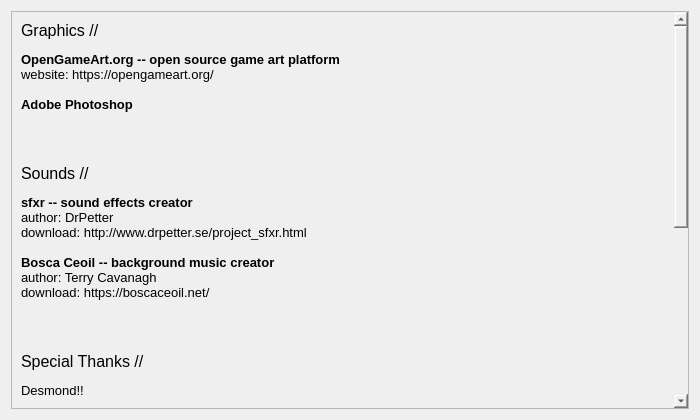
Above: credits/credits_view.ui from 54D/PacSnake before the change. Below: the same form after it.
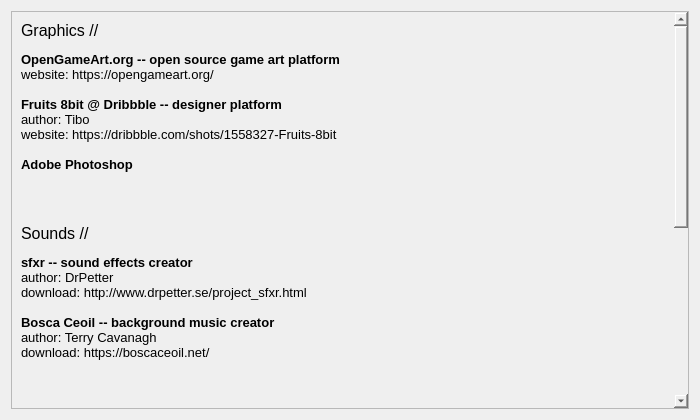
That is the form after the change.

Diff of the .ui file:
```diff
--- a/credits/credits_view.ui
+++ b/credits/credits_view.ui
@@ -32,7 +32,7 @@
       <property name="geometry">
        <rect>
         <x>0</x>
-        <y>0</y>
+        <y>-12</y>
         <width>666</width>
         <height>718</height>
        </rect>
@@ -58,7 +58,7 @@
           </font>
          </property>
          <property name="text">
-          <string>&lt;html&gt;&lt;head/&gt;&lt;body&gt;&lt;p&gt;&lt;span style=&quot; font-size:12pt;&quot;&gt;Graphics //&lt;/span&gt;&lt;/p&gt;&lt;p&gt;&lt;span style=&quot; font-size:10pt; font-weight:600;&quot;&gt;OpenGameArt.org -- open source game art platform&lt;br/&gt;&lt;/span&gt;&lt;span style=&quot; font-size:10pt;&quot;&gt;website: https://opengameart.org/&lt;br/&gt;&lt;br/&gt;&lt;/span&gt;&lt;span style=&quot; font-size:10pt; font-weight:600;&quot;&gt;Adobe Photoshop&lt;/span&gt;&lt;/p&gt;&lt;p&gt;&lt;br/&gt;&lt;/p&gt;&lt;p&gt;&lt;span style=&quot; font-size:12pt;&quot;&gt;Sounds //&lt;/span&gt;&lt;/p&gt;&lt;p&gt;&lt;span style=&quot; font-size:10pt; font-weight:600;&quot;&gt;sfxr -- sound effects creator&lt;br/&gt;&lt;/span&gt;&lt;span style=&quot; font-size:10pt;&quot;&gt;author: DrPetter&lt;br/&gt;download: http://www.drpetter.se/project_sfxr.html&lt;br/&gt;&lt;br/&gt;&lt;/span&gt;&lt;span style=&quot; font-size:10pt; font-weight:600;&quot;&gt;Bosca Ceoil -- background music creator&lt;br/&gt;&lt;/span&gt;&lt;span style=&quot; font-size:10pt;&quot;&gt;author: Terry Cavanagh&lt;br/&gt;download: https://boscaceoil.net/&lt;/span&gt;&lt;/p&gt;&lt;p&gt;&lt;br/&gt;&lt;/p&gt;&lt;p&gt;&lt;span style=&quot; font-size:12pt;&quot;&gt;Special Thanks //&lt;/span&gt;&lt;/p&gt;&lt;p&gt;&lt;span style=&quot; font-size:10pt;&quot;&gt;Desmond!!&lt;/span&gt;&lt;/p&gt;&lt;hr&gt;&lt;p&gt;&lt;span style=&quot; font-size:10pt;&quot;&gt;PacSnake (c) 2020. All rights reserved.&lt;/span&gt;&lt;/p&gt;&lt;/body&gt;&lt;/html&gt;</string>
+          <string>&lt;html&gt;&lt;head/&gt;&lt;body&gt;&lt;p&gt;&lt;span style=&quot; font-size:12pt;&quot;&gt;Graphics //&lt;/span&gt;&lt;/p&gt;&lt;p&gt;&lt;span style=&quot; font-size:10pt; font-weight:600;&quot;&gt;OpenGameArt.org -- open source game art platform&lt;br/&gt;&lt;/span&gt;&lt;span style=&quot; font-size:10pt;&quot;&gt;website: https://opengameart.org/&lt;br/&gt;&lt;br/&gt;&lt;/span&gt;&lt;span style=&quot; font-size:10pt; font-weight:600;&quot;&gt;Fruits 8bit @ Dribbble -- designer platform&lt;/span&gt;&lt;span style=&quot; font-size:10pt;&quot;&gt;&lt;br/&gt;author: Tibo&lt;br/&gt;website: https://dribbble.com/shots/1558327-Fruits-8bit&lt;br/&gt;&lt;br/&gt;&lt;/span&gt;&lt;span style=&quot; font-size:10pt; font-weight:600;&quot;&gt;Adobe Photoshop&lt;/span&gt;&lt;/p&gt;&lt;p&gt;&lt;br/&gt;&lt;/p&gt;&lt;p&gt;&lt;span style=&quot; font-size:12pt;&quot;&gt;Sounds //&lt;/span&gt;&lt;/p&gt;&lt;p&gt;&lt;span style=&quot; font-size:10pt; font-weight:600;&quot;&gt;sfxr -- sound effects creator&lt;br/&gt;&lt;/span&gt;&lt;span style=&quot; font-size:10pt;&quot;&gt;author: DrPetter&lt;br/&gt;download: http://www.drpetter.se/project_sfxr.html&lt;br/&gt;&lt;br/&gt;&lt;/span&gt;&lt;span style=&quot; font-size:10pt; font-weight:600;&quot;&gt;Bosca Ceoil -- background music creator&lt;br/&gt;&lt;/span&gt;&lt;span style=&quot; font-size:10pt;&quot;&gt;author: Terry Cavanagh&lt;br/&gt;download: https://boscaceoil.net/&lt;/span&gt;&lt;/p&gt;&lt;p&gt;&lt;br/&gt;&lt;/p&gt;&lt;p&gt;&lt;span style=&quot; font-size:12pt;&quot;&gt;Special Thanks //&lt;/span&gt;&lt;/p&gt;&lt;p&gt;&lt;span style=&quot; font-size:10pt;&quot;&gt;Desmond!!&lt;/span&gt;&lt;/p&gt;&lt;hr/&gt;&lt;p&gt;&lt;span style=&quot; font-size:10pt;&quot;&gt;PacSnake (c) 2020. All rights reserved.&lt;/span&gt;&lt;/p&gt;&lt;/body&gt;&lt;/html&gt;</string>
          </property>
          <property name="alignment">
           <set>Qt::AlignLeading|Qt::AlignLeft|Qt::AlignTop</set>
```
